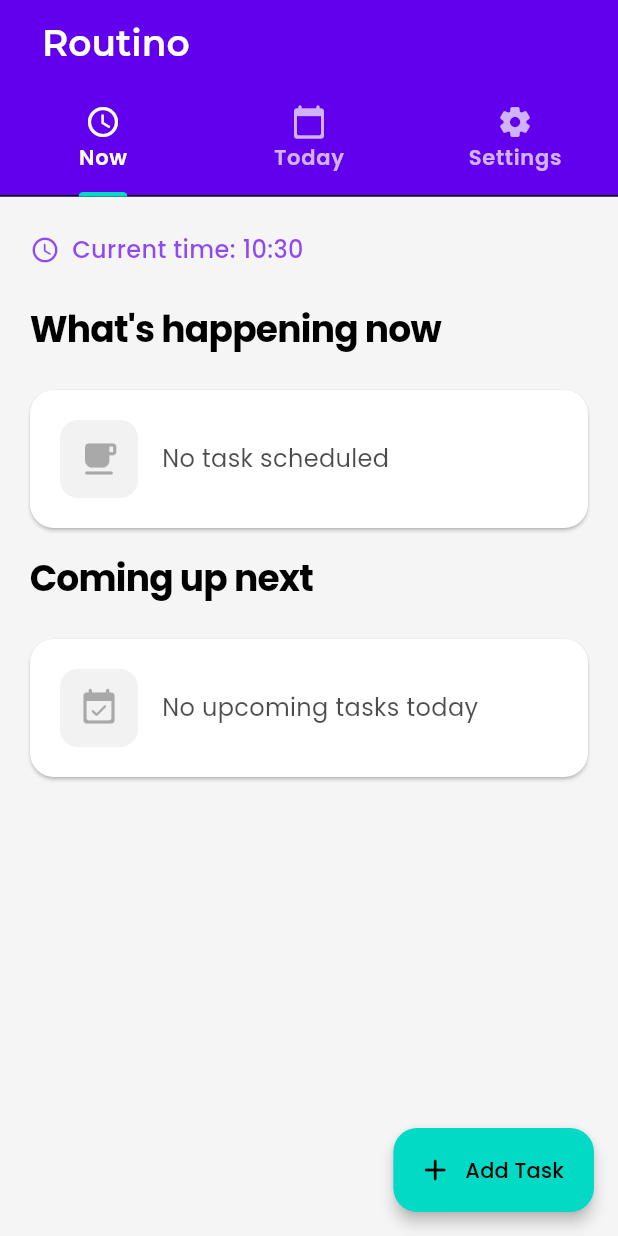
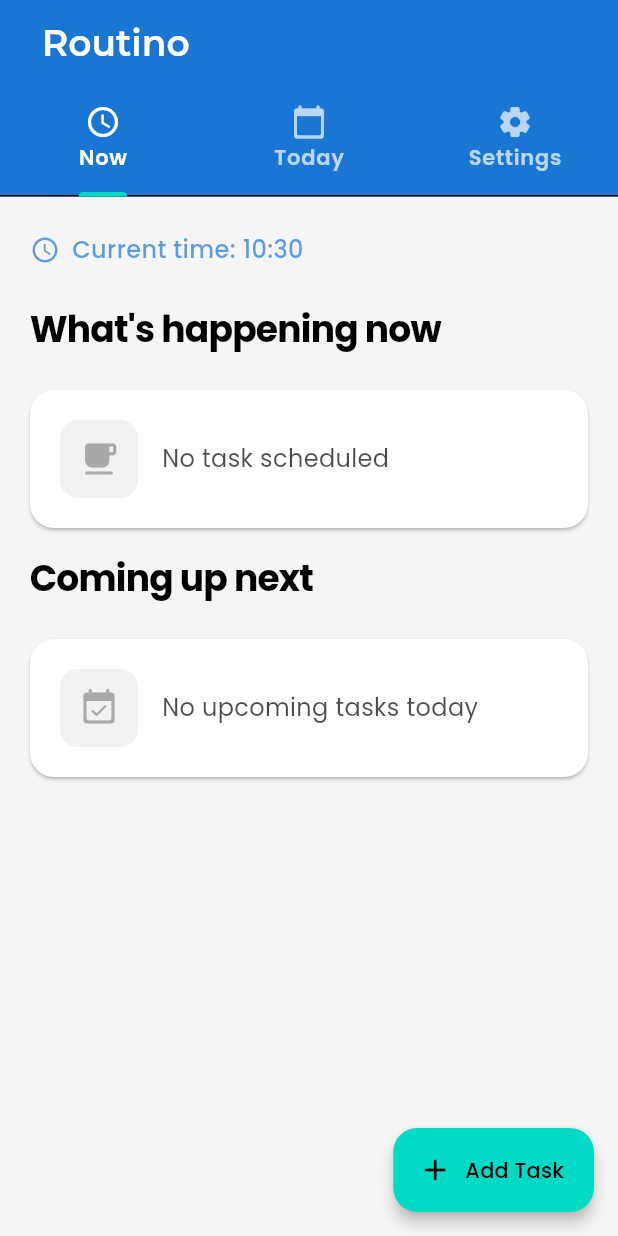
Before and after one commit to Aliasgar-Jiwani/routino, a Flutter app: the screen it shows after launch, on a phone screen of 412 x 824 dp. Run offline on Flutter 3.47's test engine with Material 3 defaults, Android fonts, the phone set to English and light mode, and no system bars; our stand-ins replace flutter_local_notifications, google_fonts, hive, hive_flutter, permission_handler, timezone; accounts and stored records are empty; statements that could not run were skipped.

Commit message:
update primary and secondary color

```diff
--- a/lib/home_screen.dart
+++ b/lib/home_screen.dart
@@ -11,8 +11,8 @@ import 'timetable_provider.dart';
 
 // App theme colors
 class AppColors {
-  static const primary = Color(0xFF6200EE);
-  static const primaryVariant = Color(0xFF3700B3);
+  static const primary = Color(0xFF1976D2); // Darker Blue
+  static const primaryVariant = Color(0xFF1565C0); // Slightly darker blue variant // Darker Blue
   static const secondary = Color(0xFF03DAC6);
   static const secondaryVariant = Color(0xFF018786);
   static const background = Color(0xFFF5F5F5);
@@ -24,13 +24,21 @@ class AppColors {
   static const onSurface = Colors.black;
   static const onError = Colors.white;
 
-  // Task category colors
+// Task category colors
   static const study = Color(0xFF6200EE);
   static const work = Color(0xFF0277BD);
   static const exercise = Color(0xFF388E3C);
   static const leisure = Color(0xFFFF8F00);
   static const meeting = Color(0xFFD32F2F);
   static const other = Color(0xFF5D4037);
+  static const shopping = Color(0xFFFFC107); // Shopping task color
+  static const cooking = Color(0xFF8E24AA); // Cooking task color
+  static const cleaning = Color(0xFF1976D2); // Cleaning task color
+  static const meditation = Color(0xFF8BC34A); // Meditation task color
+  static const reading = Color(0xFF9C27B0); // Reading task color
+  static const family = Color(0xFF00BCD4); // Family time task color
+  static const hobby = Color(0xFF3F51B5); // Hobby task color
+
 }
 
 class HomeScreen extends StatefulWidget {
@@ -1128,7 +1136,6 @@ class _HomeScreenState extends State<HomeScreen> with WidgetsBindingObserver, Ti
           ),
 
           SizedBox(height: 24),
-
         ],
       ),
     );
```
Also changed, not shown: 1 other file.
